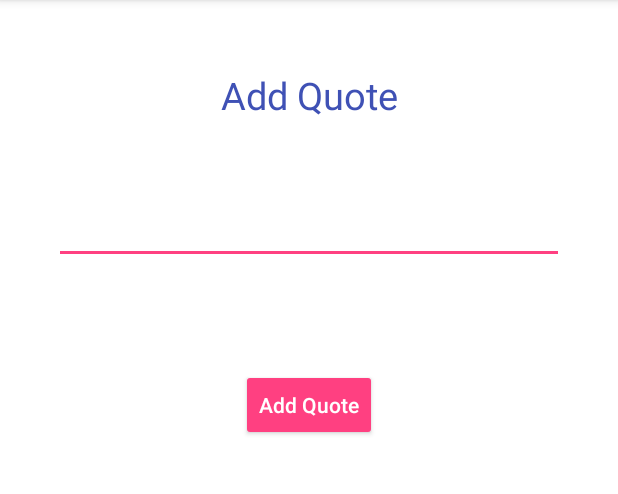
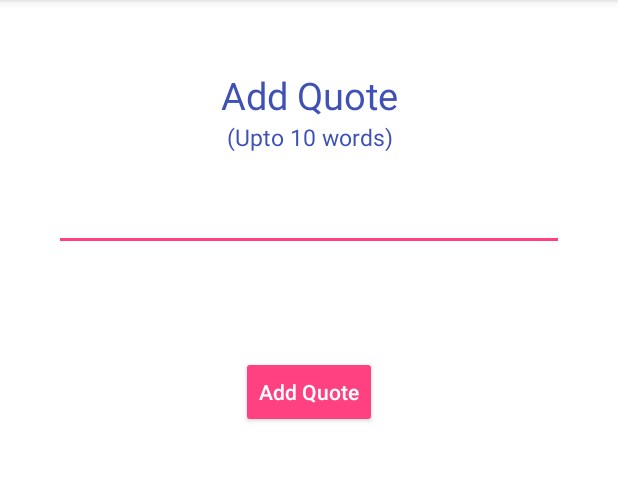
Before and after one commit to nitish-iiitd/MyQuote-Android, an Android app: the AddActivity screen opened directly, with no data from a screen before it, on a phone screen of 412 x 824 dp, the part 84-578 px from its top. Run offline under Robolectric (Android 15) with nearby library versions, the phone set to English and light mode, and no system bars.

Commit message:
Complete Working Application - Version 1

```diff
--- a/app/src/main/res/layout/activity_add.xml
+++ b/app/src/main/res/layout/activity_add.xml
@@ -23,7 +23,15 @@
         android:text="Add Quote"
         android:textSize="25dp"
         android:textAlignment="center"
-        android:layout_margin="30dp"
+        android:layout_marginTop="30dp"
+        android:textColor="@color/indigo"/>
+    <TextView
+        android:layout_width="match_parent"
+        android:layout_height="wrap_content"
+        android:text="(Upto 10 words)"
+        android:textSize="15dp"
+        android:textAlignment="center"
+        android:layout_margin="0dp"
         android:textColor="@color/indigo"/>
 
     <EditText
```
Also changed, not shown: app/src/main/java/com/example/nitish/myquote/MainActivity.java (+17 -72 lines).
